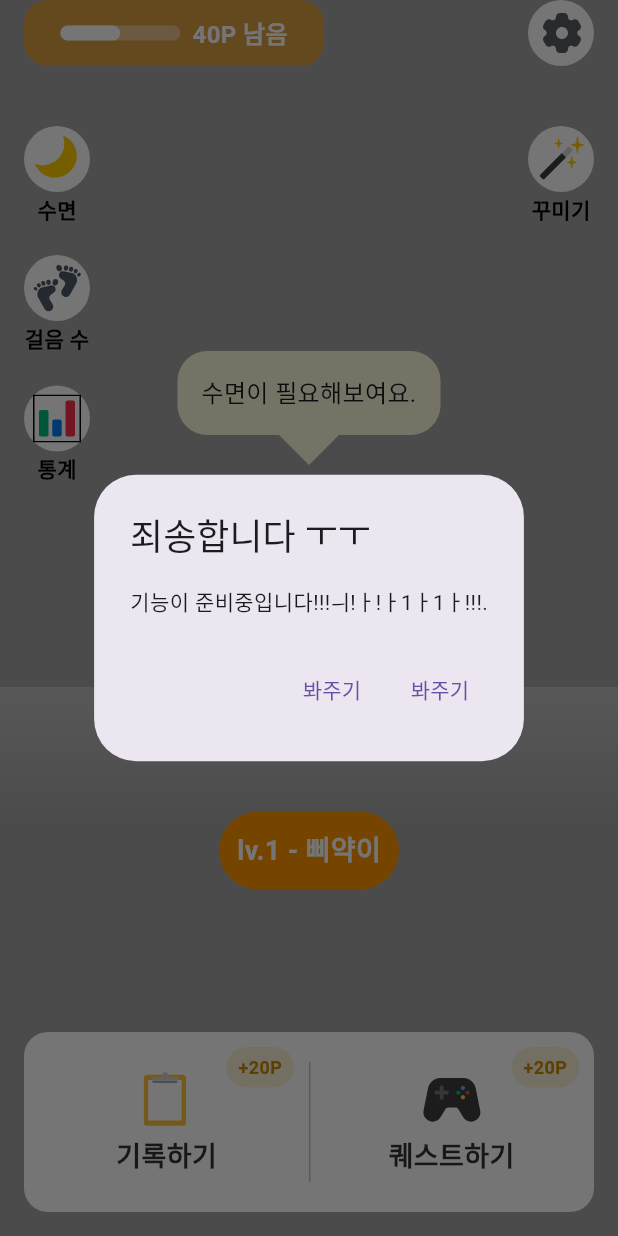
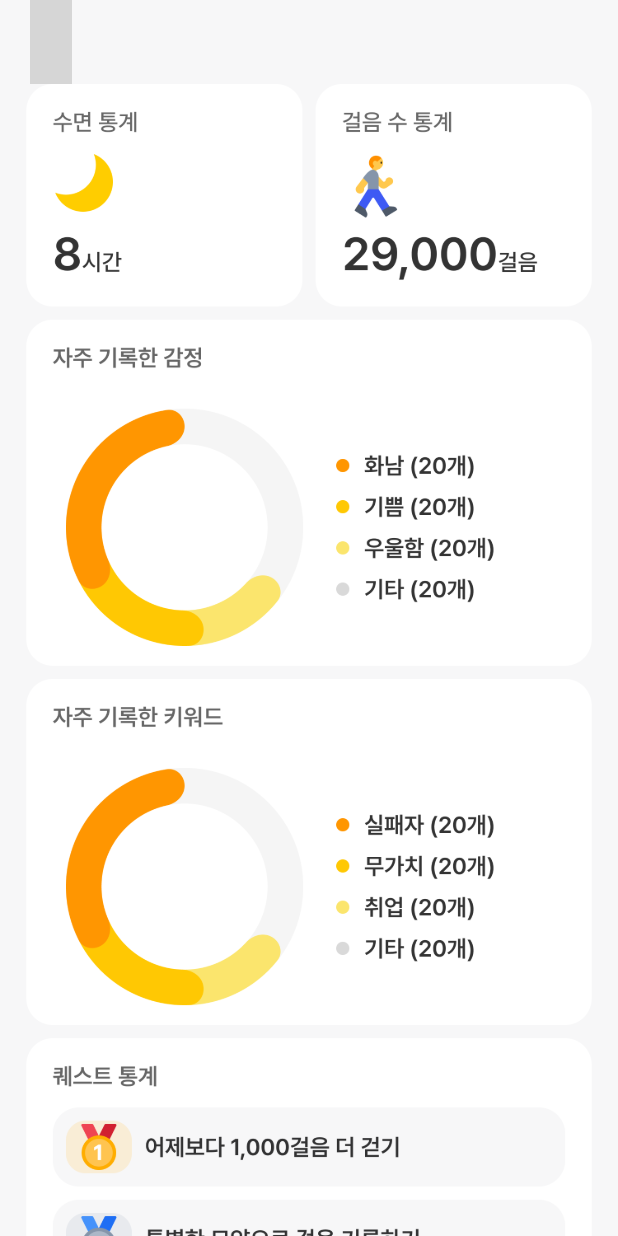
Before and after one commit to symple-app/bbiyack, a Flutter app: the HomePage screen opened directly, after a tap on "통계", on a phone screen of 412 x 824 dp. Run offline on Flutter 3.47's test engine with Material 3 defaults, Android fonts, the light colour scheme and no system bars; our stand-ins replace bloc, carousel_slider, cloud_firestore, equatable, firebase_auth, firebase_core and 6 more; accounts and stored records are empty; Roboto replaces fonts that are missing (Pretendard); project files that could hold a hidden picture were left out; grey boxes are pictures that could not be loaded.

Commit message:
feat: 통계 페이지 가짜 데이터 추가

```diff
--- /dev/null
+++ b/lib/features/home/presentation/pages/chart_page.dart
@@ -0,0 +1,27 @@
+import 'package:flutter/material.dart';
+import 'package:hackerton_gdg/global/themes/color_theme.dart';
+import 'package:hackerton_gdg/shared/widgets/appbar/base_app_bar.dart';
+
+class ChartPage extends StatelessWidget {
+  const ChartPage({Key? key}) : super(key: key);
+
+  static Route<void> route() {
+    return MaterialPageRoute(builder: (_) => const ChartPage());
+  }
+
+  @override
+  Widget build(BuildContext context) {
+    return Scaffold(
+      appBar: BaseAppBar(),
+      body: Container(
+        width: double.infinity,
+        color: ColorTheme.of(context).background.normalAlternative,
+        child: SingleChildScrollView(
+          child: Expanded(
+              child: Image.asset('assets/new/mock_chart.png',
+                  fit: BoxFit.fitWidth)),
+        ),
+      ),
+    );
+  }
+}
--- a/lib/features/home/presentation/pages/home_page.dart
+++ b/lib/features/home/presentation/pages/home_page.dart
@@ -1,5 +1,6 @@
 import 'package:flutter/material.dart';
 import 'package:flutter_svg/svg.dart';
+import 'package:hackerton_gdg/features/home/presentation/pages/chart_page.dart';
 import 'package:hackerton_gdg/global/themes/color_theme.dart';
 import 'package:hackerton_gdg/global/themes/text_style.dart';
 
@@ -424,6 +425,9 @@ class HomeFloatButton extends StatelessWidget {
   Widget build(BuildContext context) {
     return InkWell(
       onTap: () {
+        if (imageURL == "assets/new/emoji/chart.svg") {
+          Navigator.push(context, ChartPage.route());
+        } else {
           showDialog(
               context: context,
               builder: (BuildContext context) {
@@ -448,6 +452,7 @@ class HomeFloatButton extends StatelessWidget {
                   ],
                 );
               });
+        }
       },
       child: Column(
         children: [
--- a/pubspec.yaml
+++ b/pubspec.yaml
@@ -39,6 +39,7 @@ flutter:
   assets:
     - .env
 
+    - assets/new/
     - assets/new/background/
     - assets/new/character/
     - assets/new/emoji/
```
Also changed, not shown: assets/new/mock_chart.png (added). Lines whose indentation alone changed are shown as unchanged.
